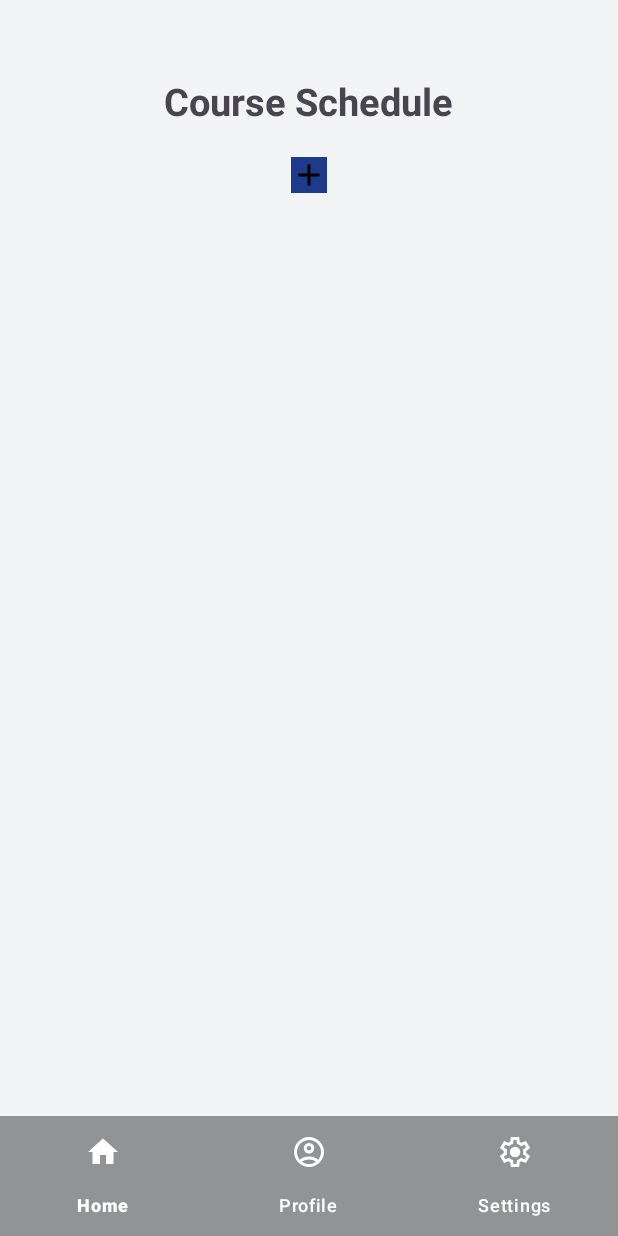
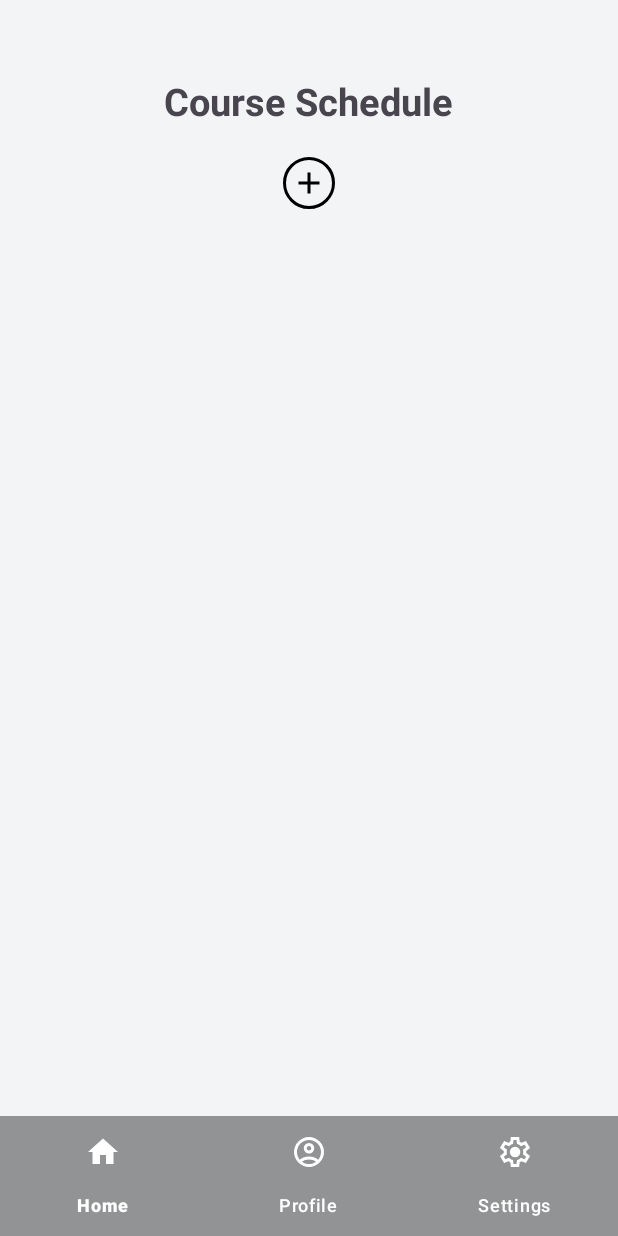
Before and after one commit to raidenabe/COMP-2160-App-Project, an Android app: the MainActivity screen opened directly, with no data from a screen before it, after a tap on "View Course Schedule", on a phone screen of 412 x 824 dp. Run offline under Robolectric (Android 15) with nearby library versions, the phone set to English and light mode, and no system bars.

Commit message:
BottomNav

```diff
--- a/app/src/main/java/com/example/studentspecificproductivityapp/LoginActivity.java
+++ b/app/src/main/java/com/example/studentspecificproductivityapp/LoginActivity.java
@@ -24,11 +24,6 @@
         super.onCreate(savedInstanceState);
         EdgeToEdge.enable(this);
         setContentView(R.layout.activity_login);
-        ViewCompat.setOnApplyWindowInsetsListener(findViewById(R.id.main), (v, insets) -> {
-            Insets systemBars = insets.getInsets(WindowInsetsCompat.Type.systemBars());
-            v.setPadding(systemBars.left, systemBars.top, systemBars.right, systemBars.bottom);
-            return insets;
-        });
 
         loginButton = findViewById(R.id.loginButton);
         createAccountRedirect = findViewById(R.id.createAccountRedirectText);
--- a/app/src/main/java/com/example/studentspecificproductivityapp/MainActivity.java
+++ b/app/src/main/java/com/example/studentspecificproductivityapp/MainActivity.java
@@ -21,11 +21,6 @@
         super.onCreate(savedInstanceState);
         EdgeToEdge.enable(this);
         setContentView(R.layout.activity_main);
-        ViewCompat.setOnApplyWindowInsetsListener(findViewById(R.id.main), (v, insets) -> {
-            Insets systemBars = insets.getInsets(WindowInsetsCompat.Type.systemBars());
-            v.setPadding(systemBars.left, systemBars.top, systemBars.right, systemBars.bottom);
-            return insets;
-        });
 
         SessionManagement sessionManagement = new SessionManagement(this);
         sessionManagement.updateTheme();
--- a/app/src/main/java/com/example/studentspecificproductivityapp/StartUpActivity.java
+++ b/app/src/main/java/com/example/studentspecificproductivityapp/StartUpActivity.java
@@ -19,11 +19,6 @@
         super.onCreate(savedInstanceState);
         EdgeToEdge.enable(this);
         setContentView(R.layout.activity_start_up);
-        ViewCompat.setOnApplyWindowInsetsListener(findViewById(R.id.main), (v, insets) -> {
-            Insets systemBars = insets.getInsets(WindowInsetsCompat.Type.systemBars());
-            v.setPadding(systemBars.left, systemBars.top, systemBars.right, systemBars.bottom);
-            return insets;
-        });
 
         signIn = findViewById(R.id.signInButton);
         signUp = findViewById(R.id.signUpButton);
--- /dev/null
+++ b/app/src/main/res/drawable/add_bg.xml
@@ -0,0 +1,7 @@
+<shape xmlns:android="http://schemas.android.com/apk/res/android">
+    <solid android:color="@color/transparent"/>
+    <corners android:radius="150dp"/>
+    <stroke
+        android:width="2dp"
+    android:color="@color/black" />
+</shape>
--- a/app/src/main/res/layout/activity_login.xml
+++ b/app/src/main/res/layout/activity_login.xml
@@ -68,6 +68,7 @@
             android:layout_width="wrap_content"
             android:layout_height="wrap_content"
             android:textColorHint="@color/black"
+            android:textColor="@color/black"
             android:text="@string/new_to_the_app" />
 
         <TextView
--- a/app/src/main/res/layout/fragment_course_schedule.xml
+++ b/app/src/main/res/layout/fragment_course_schedule.xml
@@ -32,9 +32,10 @@
 
             <ImageButton
                 android:id="@+id/courseScheduleAddButton"
+                android:padding="5dp"
                 android:layout_width="wrap_content"
                 android:layout_height="wrap_content"
-                android:background="@color/primaryBtn"
+                android:background="@drawable/add_bg"
                 android:src="@drawable/ic_add" />
 
         </LinearLayout>
--- a/app/src/main/res/layout/fragment_home.xml
+++ b/app/src/main/res/layout/fragment_home.xml
@@ -8,7 +8,7 @@
     android:layout_height="match_parent"
     tools:context=".HomeFragment"
     android:background="@color/background"
-    android:layout_marginBottom="15sp">
+    >
 
 
     <ImageView
--- /dev/null
+++ b/app/src/main/res/mipmap-anydpi-v26/ic_launcher.xml
@@ -0,0 +1,5 @@
+<?xml version="1.0" encoding="utf-8"?>
+<adaptive-icon xmlns:android="http://schemas.android.com/apk/res/android">
+    <background android:drawable="@color/ic_launcher_background"/>
+    <foreground android:drawable="@drawable/ic_launcher_foreground"/>
+</adaptive-icon>
--- /dev/null
+++ b/app/src/main/res/mipmap-anydpi-v26/ic_launcher_round.xml
@@ -0,0 +1,5 @@
+<?xml version="1.0" encoding="utf-8"?>
+<adaptive-icon xmlns:android="http://schemas.android.com/apk/res/android">
+    <background android:drawable="@color/ic_launcher_background"/>
+    <foreground android:drawable="@drawable/ic_launcher_foreground"/>
+</adaptive-icon>
```
Also changed, not shown: app/src/main/java/com/example/studentspecificproductivityapp/CreateAccountActivity.java (+0 -7 lines), app/src/main/ic_launcher-playstore.png (added).
